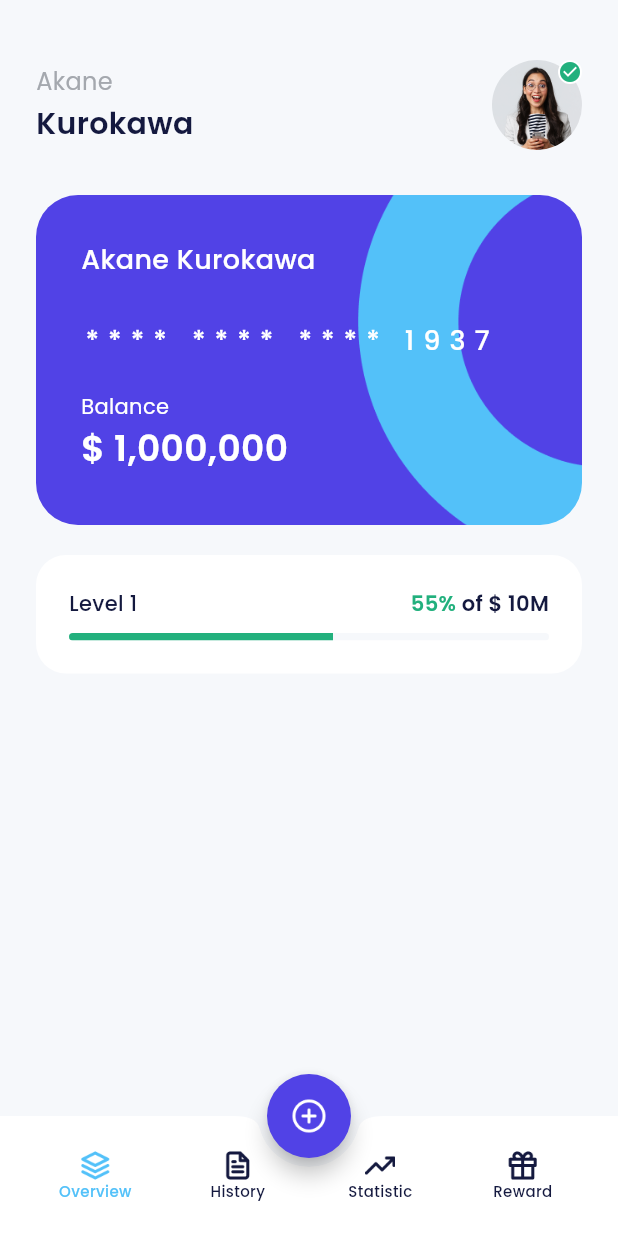
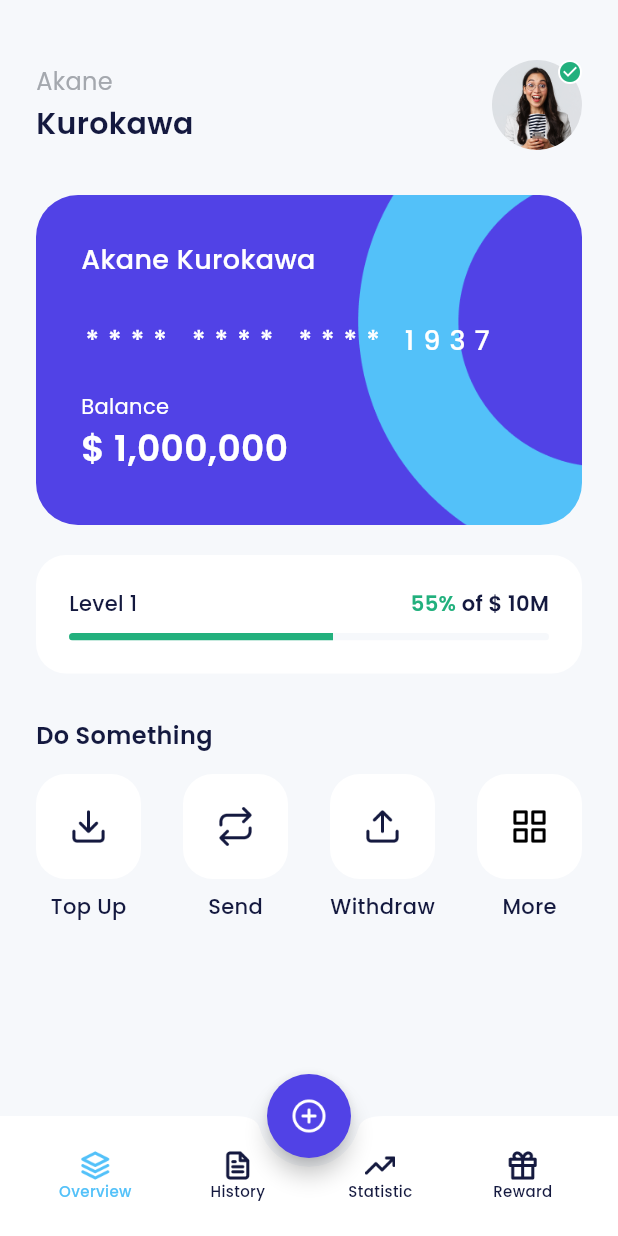
Before and after one commit to DimassRfyy/SHA-EwalletApp, a Flutter app: the HomePage screen opened by its route, on a phone screen of 412 x 824 dp. Run offline on Flutter 3.47's test engine with Material 3 defaults, Android fonts, the phone set to English and light mode, and no system bars; our stand-ins replace carousel_slider, google_fonts.

Commit message:
Add service section to HomePage with HomeServiceItem widget

```diff
--- a/lib/ui/pages/home_page.dart
+++ b/lib/ui/pages/home_page.dart
@@ -1,5 +1,6 @@
 import 'package:flutter/material.dart';
 import 'package:flutter_sha/shared/theme.dart';
+import 'package:flutter_sha/ui/widgets/home_service_item.dart';
 
 class HomePage extends StatelessWidget {
   const HomePage({super.key});
@@ -64,7 +65,12 @@ class HomePage extends StatelessWidget {
 
       body: ListView(
         padding: const EdgeInsets.symmetric(horizontal: 24),
-        children: [buildProfile(), buildWalletCard(), buildLevel()],
+        children: [
+          buildProfile(),
+          buildWalletCard(),
+          buildLevel(),
+          buildService(),
+        ],
       ),
     );
   }
@@ -208,4 +214,45 @@ class HomePage extends StatelessWidget {
       ),
     );
   }
+
+  Widget buildService() {
+    return Container(
+      margin: const EdgeInsets.only(top: 30),
+      child: Column(
+        crossAxisAlignment: CrossAxisAlignment.start,
+        children: [
+          Text(
+            'Do Something',
+            style: blackTextStyle.copyWith(fontSize: 16, fontWeight: semiBold),
+          ),
+          const SizedBox(height: 14),
+          Row(
+            mainAxisAlignment: MainAxisAlignment.spaceBetween,
+            children: [
+              HomeServiceItem(
+                imageUrl: 'assets/ic_topup.png',
+                title: 'Top Up',
+                onTap: () {},
+              ),
+              HomeServiceItem(
+                imageUrl: 'assets/ic_send.png',
+                title: 'Send',
+                onTap: () {},
+              ),
+              HomeServiceItem(
+                imageUrl: 'assets/ic_withdraw.png',
+                title: 'Withdraw',
+                onTap: () {},
+              ),
+              HomeServiceItem(
+                imageUrl: 'assets/ic_more.png',
+                title: 'More',
+                onTap: () {},
+              ),
+            ],
+          ),
+        ],
+      ),
+    );
+  }
 }
--- /dev/null
+++ b/lib/ui/widgets/home_service_item.dart
@@ -0,0 +1,36 @@
+import 'package:flutter/material.dart';
+import 'package:flutter_sha/shared/theme.dart';
+
+class HomeServiceItem extends StatelessWidget {
+  final String imageUrl;
+  final String title;
+  final VoidCallback? onTap;
+  const HomeServiceItem({
+    super.key,
+    required this.imageUrl,
+    required this.title,
+    this.onTap,
+  });
+
+  @override
+  Widget build(BuildContext context) {
+    return Column(
+      children: [
+        Container(
+          width: 70,
+          height: 70,
+          margin: EdgeInsets.only(bottom: 8),
+          decoration: BoxDecoration(
+            borderRadius: BorderRadius.circular(20),
+            color: whiteColor,
+          ),
+          child: Center(child: Image.asset(imageUrl, width: 26)),
+        ),
+        Text(
+          title,
+          style: blackTextStyle.copyWith(fontSize: 14, fontWeight: medium),
+        ),
+      ],
+    );
+  }
+}
```
